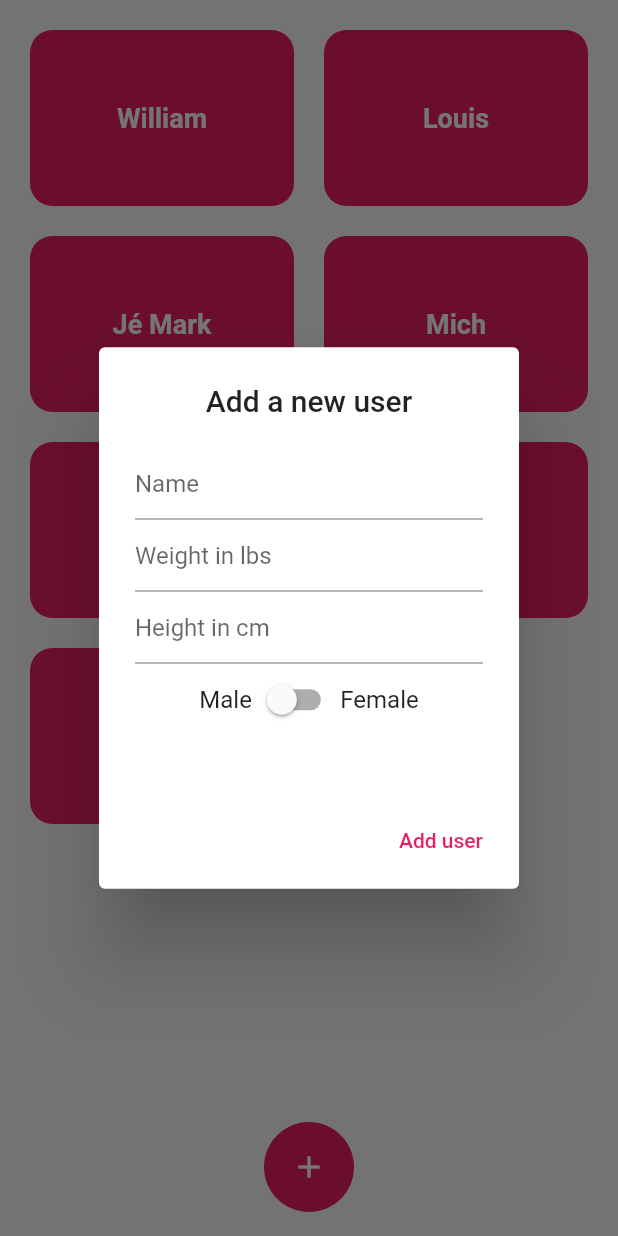
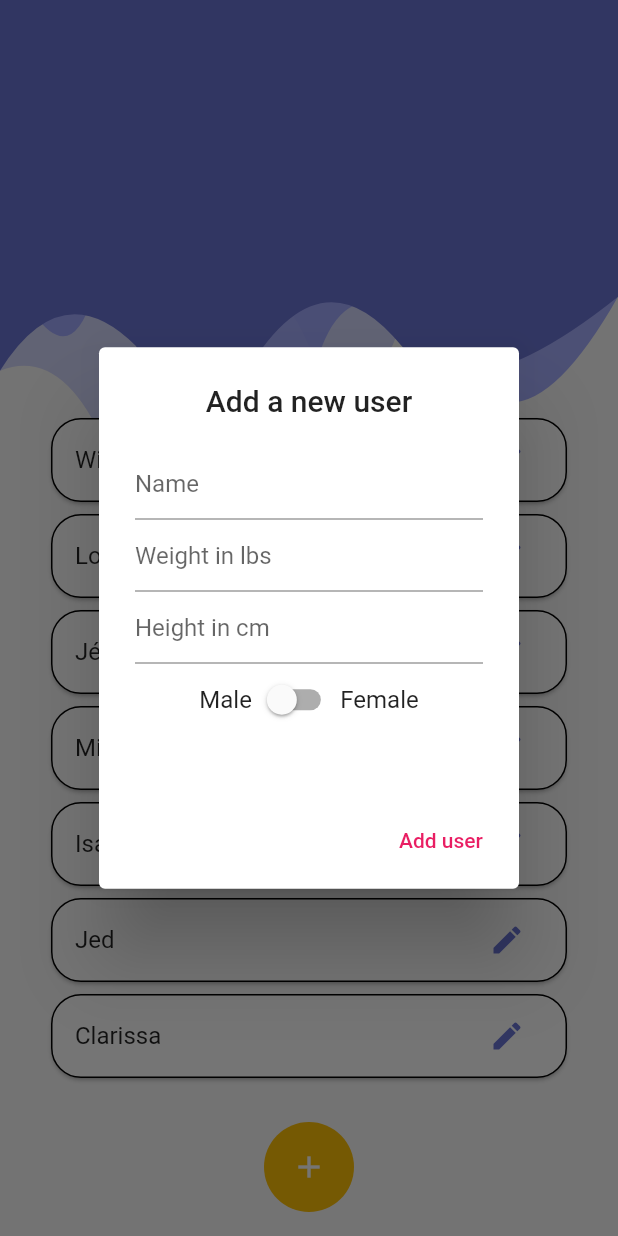
Before and after one commit to Louismousine/Alcoholometer, a Flutter app: the screen it shows after launch, after a tap on the "add" icon, on a phone screen of 412 x 824 dp. Run offline on Flutter 3.47's test engine with Material 2 defaults, Android fonts, the light colour scheme and no system bars; our stand-ins replace animated_background, liquid_progress_indicator, shared_preferences.

Commit message:
users list and delete user functionality

```diff
--- a/lib/main.dart
+++ b/lib/main.dart
@@ -1,7 +1,7 @@
 import 'dart:convert';
 
 import 'package:alcool_app/providers/users.dart';
-import 'package:alcool_app/users_page.dart';
+import 'package:alcool_app/users_page/users_page.dart';
 import 'package:alcool_app/thermometer_page.dart';
 import 'package:flutter/material.dart';
 import 'package:provider/provider.dart';
@@ -94,6 +94,9 @@ class MyApp extends StatelessWidget {
         routes: {
           ThermometerPage.routeName: (ctx) => ThermometerPage(),
         },
+        theme: ThemeData(
+          primaryColor: Color(0xFF6B75D6),
+        ),
       ),
     );
   }
--- a/lib/providers/users.dart
+++ b/lib/providers/users.dart
@@ -56,6 +56,12 @@ class Users with ChangeNotifier {
     prefs.setString(id, userData);
   }
 
+  void deleteUser({String id}) {
+    _users.removeWhere((u) => u.id == id);
+    prefs.remove(id);
+    notifyListeners();
+  }
+
   void addDrinkToUser(String id, Drink drink) {
     _users.firstWhere((user) => user.id == id).drinks.add(drink);
     notifyListeners();
--- /dev/null
+++ b/lib/top_bar.dart
@@ -0,0 +1,79 @@
+import 'package:flutter/material.dart';
+
+class TopBar extends StatelessWidget {
+  @override
+  Widget build(BuildContext context) {
+    return CustomPaint(
+      child: Container(
+        height: MediaQuery.of(context).size.height / 2.5,
+      ),
+      painter: CurvePainter(),
+    );
+  }
+}
+
+class CurvePainter extends CustomPainter {
+  @override
+  void paint(Canvas canvas, Size size) {
+    Path path = Path();
+    Paint paint = Paint();
+    Color colorOne = Color(0xFF6B75D6);
+    Color colorTwo = Color(0xDD99A2FF);
+    Color colorThree =  Color(0x6699A2FF);
+
+    path.lineTo(0, size.height * 0.75);
+    path.quadraticBezierTo(size.width * 0.10, size.height * 0.70,
+        size.width * 0.17, size.height * 0.90);
+    path.quadraticBezierTo(
+        size.width * 0.20, size.height, size.width * 0.25, size.height * 0.90);
+    path.quadraticBezierTo(size.width * 0.40, size.height * 0.40,
+        size.width * 0.50, size.height * 0.70);
+    path.quadraticBezierTo(size.width * 0.60, size.height * 0.85,
+        size.width * 0.65, size.height * 0.65);
+    path.quadraticBezierTo(
+        size.width * 0.70, size.height * 0.90, size.width, 0);
+    path.close();
+
+    paint.color = colorThree;
+    canvas.drawPath(path, paint);
+
+    path = Path();
+    path.lineTo(0, size.height * 0.50);
+    path.quadraticBezierTo(size.width * 0.10, size.height * 0.80,
+        size.width * 0.15, size.height * 0.60);
+    path.quadraticBezierTo(size.width * 0.20, size.height * 0.45,
+        size.width * 0.27, size.height * 0.60);
+    path.quadraticBezierTo(
+        size.width * 0.45, size.height, size.width * 0.50, size.height * 0.80);
+    path.quadraticBezierTo(size.width * 0.55, size.height * 0.45,
+        size.width * 0.75, size.height * 0.75);
+    path.quadraticBezierTo(
+        size.width * 0.85, size.height * 0.93, size.width, size.height * 0.60);
+    path.lineTo(size.width, 0);
+    path.close();
+
+    paint.color = colorTwo;
+    canvas.drawPath(path, paint);
+
+    path = Path();
+    path.lineTo(0, size.height * 0.75);
+    path.quadraticBezierTo(size.width * 0.10, size.height * 0.55,
+        size.width * 0.22, size.height * 0.70);
+    path.quadraticBezierTo(size.width * 0.30, size.height * 0.90,
+        size.width * 0.40, size.height * 0.75);
+    path.quadraticBezierTo(size.width * 0.52, size.height * 0.50,
+        size.width * 0.65, size.height * 0.70);
+    path.quadraticBezierTo(
+        size.width * 0.75, size.height * 0.85, size.width, size.height * 0.60);
+    path.lineTo(size.width, 0);
+    path.close();
+
+    paint.color = colorOne;
+    canvas.drawPath(path, paint);
+  }
+
+  @override
+  bool shouldRepaint(CustomPainter oldDelegate) {
+    return oldDelegate != this;
+  }
+}
--- a/lib/users_page.dart
+++ /dev/null
@@ -1,88 +0,0 @@
-import 'dart:convert';
-
-import 'package:alcool_app/providers/users.dart';
-import 'package:flutter/material.dart';
-import 'package:alcool_app/add_user_popup.dart';
-import 'package:alcool_app/thermometer_page.dart';
-import 'package:provider/provider.dart';
-
-class UsersPage extends StatelessWidget {
-  @override
-  Widget build(BuildContext context) {
-    final users = Provider.of<Users>(context).users;
-
-    return Scaffold(
-      floatingActionButton: CircleAvatar(
-        radius: 30,
-        backgroundColor: Colors.pink,
-        child: IconButton(
-          icon: Icon(
-            Icons.add,
-            color: Colors.white,
-          ),
-          onPressed: () => addUser(context),
-        ),
-      ),
-      floatingActionButtonLocation: FloatingActionButtonLocation.centerFloat,
-      body: Padding(
-        padding: const EdgeInsets.all(20.0),
-        child: GridView.builder(
-          itemCount: users.length,
-          gridDelegate: SliverGridDelegateWithMaxCrossAxisExtent(
-            maxCrossAxisExtent: 200,
-            childAspectRatio: 3 / 2,
-            crossAxisSpacing: 20,
-            mainAxisSpacing: 20,
-          ),
-          itemBuilder: (ctx, index) {
-            return InkWell(
-              splashColor: Theme.of(context).primaryColor,
-              borderRadius: BorderRadius.circular(15),
-              onTap: () => {
-                Navigator.of(context).pushNamed(
-                  ThermometerPage.routeName,
-                  arguments: users[index],
-                )
-              },
-              child: Container(
-                padding: const EdgeInsets.all(15),
-                child: Center(
-                  child: Text(
-                    users[index].name,
-                    style: TextStyle(
-                      fontSize: 18,
-                      fontWeight: FontWeight.bold,
-                      color: Colors.white,
-                    ),
-                  ),
-                ),
-                decoration: BoxDecoration(
-                  color: Colors.pink,
-                  borderRadius: BorderRadius.circular(15),
-                ),
-              ),
-            );
-          },
-        ),
-      ),
-    );
-  }
-
-  void addUser(BuildContext ctx) async {
-    final newUser = await showDialog(
-      context: ctx,
-      builder: (ctx) {
-        return AddUserPopup();
-      },
-    );
-
-    if (newUser != null) {
-      Provider.of<Users>(ctx, listen: false).addUser(
-        name: newUser['name'],
-        weight: newUser['weight'],
-        height: newUser['height'],
-        isFemale: newUser['isFemale'],
-      );
-    }
-  }
-}
--- /dev/null
+++ b/lib/users_page/user_list_item.dart
@@ -0,0 +1,117 @@
+import 'package:alcool_app/model/user.dart';
+import 'package:alcool_app/providers/users.dart';
+import 'package:alcool_app/thermometer_page.dart';
+import 'package:flutter/material.dart';
+import 'package:provider/provider.dart';
+
+class UserListItem extends StatelessWidget {
+  final User user;
+
+  UserListItem(this.user);
+
+  @override
+  Widget build(BuildContext context) {
+    return Dismissible(
+      key: ValueKey(user.id),
+      background: Padding(
+        padding: const EdgeInsets.only(
+          left: 15.0,
+          right: 15,
+        ),
+        child: Card(
+          shape: RoundedRectangleBorder(
+            borderRadius: BorderRadius.circular(20.0),
+          ),
+          color: Colors.red,
+          child: Container(
+            child: Icon(
+              Icons.delete,
+              color: Colors.white,
+              size: 40,
+            ),
+            alignment: Alignment.centerLeft,
+            padding: const EdgeInsets.only(
+              left: 20,
+            ),
+          ),
+          elevation: 0,
+        ),
+      ),
+      direction: DismissDirection.startToEnd,
+      confirmDismiss: (dir) {
+        return showDialog(
+          context: context,
+          builder: (_) {
+            return AlertDialog(
+              title: Text(
+                'Are you sure you want to delete this user ?',
+                textAlign: TextAlign.center,
+                style: Theme.of(context).textTheme.subtitle1,
+              ),
+              actions: <Widget>[
+                FlatButton(
+                  onPressed: () {
+                    Navigator.of(context).pop(false);
+                  },
+                  child: Text(
+                    'No',
+                    style: TextStyle(color: Colors.red),
+                  ),
+                ),
+                FlatButton(
+                  onPressed: () {
+                    Navigator.of(context).pop(true);
+                  },
+                  child: Text(
+                    'Yes',
+                    style: TextStyle(color: Theme.of(context).primaryColor),
+                  ),
+                ),
+              ],
+            );
+          },
+        );
+      },
+      onDismissed: (direction) {
+        Provider.of<Users>(context, listen: false)
+            .deleteUser(id: user.id);
+        Scaffold.of(context).showSnackBar(
+          SnackBar(
+            content: Text(
+              'User was successfully deleted',
+              textAlign: TextAlign.center,
+            ),
+            duration: Duration(seconds: 3),
+          ),
+        );
+      },
+      child: Padding(
+        padding: const EdgeInsets.symmetric(horizontal: 15),
+        child: Card(
+          shape: RoundedRectangleBorder(
+            side: BorderSide(
+              color: Colors.black,
+              width: 1,
+            ),
+            borderRadius: BorderRadius.circular(20.0),
+          ),
+          color: Colors.white,
+          child: ListTile(
+            onTap: () => {
+              Navigator.of(context).pushNamed(
+                ThermometerPage.routeName,
+                arguments: user,
+              )
+            },
+            title: Text(user.name),
+            trailing: IconButton(
+              icon: Icon(Icons.edit),
+              color: Theme.of(context).primaryColor,
+              onPressed: () {},
+            ),
+          ),
+        ),
+      ),
+    );
+  }
+}
--- /dev/null
+++ b/lib/users_page/users_page.dart
@@ -0,0 +1,62 @@
+import 'package:alcool_app/providers/users.dart';
+import 'package:alcool_app/top_bar.dart';
+import 'package:alcool_app/users_page/user_list_item.dart';
+import 'package:flutter/material.dart';
+import 'package:alcool_app/add_user_popup.dart';
+import 'package:provider/provider.dart';
+
+class UsersPage extends StatelessWidget {
+  @override
+  Widget build(BuildContext context) {
+    final users = Provider.of<Users>(context).users;
+
+    return Scaffold(
+      floatingActionButton: CircleAvatar(
+        radius: 30,
+        backgroundColor: Colors.amber,
+        child: IconButton(
+          icon: Icon(
+            Icons.add,
+            color: Colors.white,
+          ),
+          onPressed: () => addUser(context),
+        ),
+      ),
+      floatingActionButtonLocation: FloatingActionButtonLocation.centerFloat,
+      body: Stack(
+        children: <Widget>[
+          TopBar(),
+          ListView.builder(
+            padding: EdgeInsets.only(
+              top: MediaQuery.of(context).size.height / 3,
+              left: 15,
+              right: 15,
+            ),
+            itemBuilder: (ctx, index) {
+              return UserListItem(users[index]);
+            },
+            itemCount: users.length,
+          ),
+        ],
+      ),
+    );
+  }
+
+  void addUser(BuildContext ctx) async {
+    final newUser = await showDialog(
+      context: ctx,
+      builder: (ctx) {
+        return AddUserPopup();
+      },
+    );
+
+    if (newUser != null) {
+      Provider.of<Users>(ctx, listen: false).addUser(
+        name: newUser['name'],
+        weight: newUser['weight'],
+        height: newUser['height'],
+        isFemale: newUser['isFemale'],
+      );
+    }
+  }
+}
```
